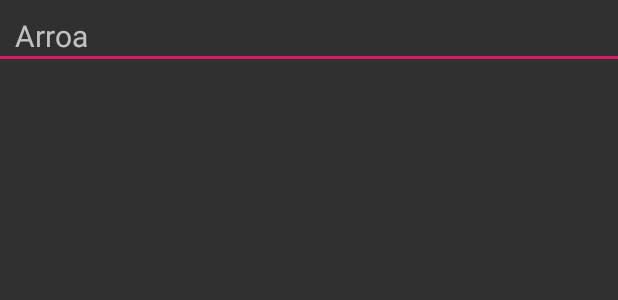
After one commit to FernandoGrangeiro/TheMovies, an Android app: the layout item_movie_genre.xml on its own in the app's theme, with its tools: preview values and no code run, on a phone screen of 412 x 824 dp. The commit adds this screen. Shown: the top 300 px of the screen. Run offline under Robolectric (Android 15) with nearby library versions, the phone set to English and light mode, and no system bars.

Commit message:
Finalizado a tela de genero

```diff
--- a/app/build.gradle
+++ b/app/build.gradle
@@ -102,4 +102,5 @@ dependencies {
     implementation "org.koin:koin-androidx-scope:$koin_version"
     implementation "org.koin:koin-androidx-viewmodel:$koin_version"
     implementation 'androidx.recyclerview:recyclerview:1.1.0'
+    implementation 'com.google.android.material:material:1.0.0'
 }
--- a/app/src/main/java/com/fgrangeiro/movies/di/movieGenreModules.kt
+++ b/app/src/main/java/com/fgrangeiro/movies/di/movieGenreModules.kt
@@ -4,6 +4,7 @@ import com.fgrangeiro.movies.service.base.RetrofitGenerator
 import com.fgrangeiro.movies.service.movieGenre.MovieGenreApi
 import com.fgrangeiro.movies.service.movieGenre.MovieGenreService
 import com.fgrangeiro.movies.ui.movieGenre.MovieGenreViewModel
+import com.fgrangeiro.movies.ui.movieGenre.adapter.MovieGenreAdapter
 import org.koin.androidx.viewmodel.dsl.viewModel
 import org.koin.dsl.module
 
--- a/app/src/main/java/com/fgrangeiro/movies/service/base/RetrofitGenerator.kt
+++ b/app/src/main/java/com/fgrangeiro/movies/service/base/RetrofitGenerator.kt
@@ -17,13 +17,13 @@ class RetrofitGenerator {
         val client = OkHttpClient.Builder().addInterceptor(interceptor).build()
 
 
-        val a = Retrofit.Builder()
+        val retrofit = Retrofit.Builder()
             .baseUrl(BuildConfig.PROJECT_BASE_URL)
             .addCallAdapterFactory(RxJava2CallAdapterFactory.create())
             .addConverterFactory(GsonConverterFactory.create())
             .client(client)
             .build()
 
-        return a.create(apiInterface)
+        return retrofit.create(apiInterface)
     }
 }
--- a/app/src/main/java/com/fgrangeiro/movies/ui/MainActivity.kt
+++ b/app/src/main/java/com/fgrangeiro/movies/ui/MainActivity.kt
@@ -2,7 +2,6 @@ package com.fgrangeiro.movies.ui
 
 import android.os.Bundle
 import com.fgrangeiro.movies.R
-import com.fgrangeiro.movies.service.movieGenre.MovieGenreService
 import com.fgrangeiro.movies.ui.base.BaseActivity
 
 class MainActivity : BaseActivity() {
--- a/app/src/main/java/com/fgrangeiro/movies/ui/base/BaseActivity.kt
+++ b/app/src/main/java/com/fgrangeiro/movies/ui/base/BaseActivity.kt
@@ -42,4 +42,9 @@ abstract class BaseActivity : AppCompatActivity() {
         val imm = getSystemService(Context.INPUT_METHOD_SERVICE) as InputMethodManager
         imm.hideSoftInputFromWindow(view.windowToken, 0)
     }
+
+    fun disableNavigationIcon() {
+        toolbar.navigationIcon = null
+
+    }
 }
--- a/app/src/main/java/com/fgrangeiro/movies/ui/base/BaseViewModel.kt
+++ b/app/src/main/java/com/fgrangeiro/movies/ui/base/BaseViewModel.kt
@@ -7,7 +7,7 @@ open class BaseViewModel : ViewModel() {
     val disposables: CompositeDisposable = CompositeDisposable()
 
     override fun onCleared() {
+        disposables.dispose()
         super.onCleared()
-        disposables.dispose()
     }
 }
--- /dev/null
+++ b/app/src/main/java/com/fgrangeiro/movies/ui/movieGenre/adapter/MovieGenreAdapterInterface.kt
@@ -0,0 +1,5 @@
+package com.fgrangeiro.movies.ui.movieGenre.adapter
+
+interface MovieGenreAdapterInterface {
+    fun onClick(id: Int)
+}
--- /dev/null
+++ b/app/src/main/res/layout/item_movie_genre.xml
@@ -0,0 +1,22 @@
+<?xml version="1.0" encoding="utf-8"?>
+<LinearLayout xmlns:android="http://schemas.android.com/apk/res/android"
+    android:layout_width="match_parent"
+    android:layout_height="wrap_content"
+    android:layout_marginTop="10dp"
+    android:layout_marginBottom="10dp"
+    android:orientation="vertical">
+
+    <TextView
+        android:id="@+id/name"
+        android:layout_width="match_parent"
+        android:layout_height="wrap_content"
+        android:layout_marginStart="10dp"
+        android:text="Arroa"
+        android:textSize="20sp" />
+
+    <View
+        android:id="@+id/view"
+        android:layout_width="match_parent"
+        android:layout_height="2dp"
+        android:background="@color/colorAccent" />
+</LinearLayout>
```
Also changed, not shown: app/src/main/java/com/fgrangeiro/movies/entities/movieGenre/MovieGenre.kt (+8 -1 lines), app/src/main/java/com/fgrangeiro/movies/entities/movieGenre/MovieGenreListResponse.kt (+6 -1 lines), app/src/main/java/com/fgrangeiro/movies/service/movieGenre/MovieGenreService.kt (+1 -6 lines), app/src/main/java/com/fgrangeiro/movies/ui/movieGenre/MovieGenreViewModel.kt (+8 -9 lines), app/src/main/java/com/fgrangeiro/movies/ui/movieGenre/MoviesGenreActivity.kt (+62 -4 lines), app/src/main/java/com/fgrangeiro/movies/ui/movieGenre/adapter/MovieGenreAdapter.kt (added, +46 -0 lines), app/src/main/res/layout/activity_movies_genre.xml (+13 -0 lines).
